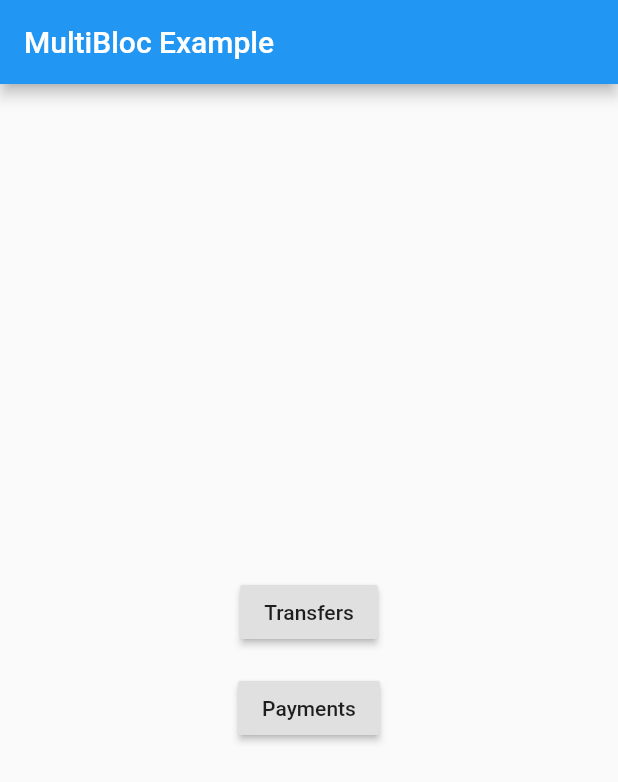
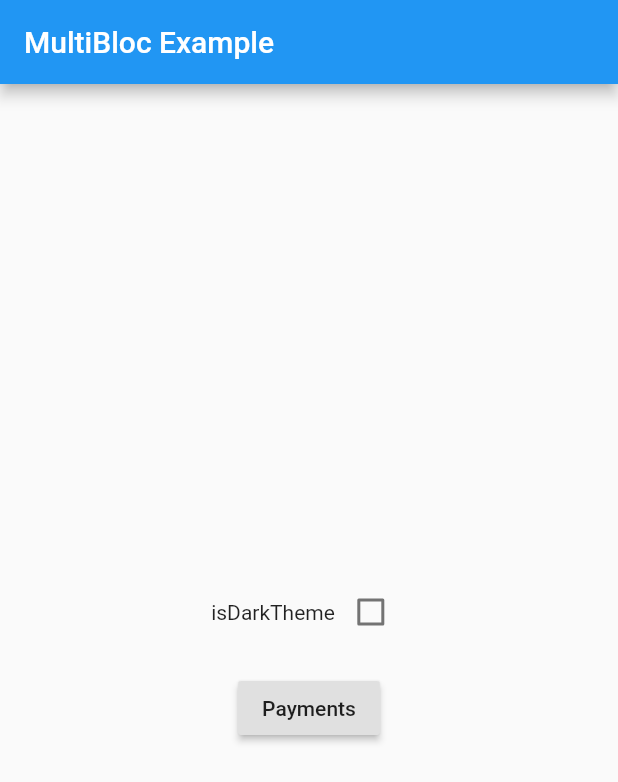
Before and after one commit to vdulnev/multi_bloc, a Flutter app: the screen it shows after launch, on a phone screen of 412 x 824 dp. Shown: the top 782 px of the screen. Run offline on Flutter 3.47's test engine with Material 2 defaults, Android fonts, the phone set to English and light mode, and no system bars; our stand-ins replace flutter_bloc, freezed_annotation; generated files the repository leaves out were written again.

Commit message:
App bloc

```diff
--- /dev/null
+++ b/lib/app/app_bloc.dart
@@ -0,0 +1,18 @@
+import 'package:flutter/material.dart';
+import 'package:flutter_bloc/flutter_bloc.dart';
+
+import 'package:multibloc/app/app_event.dart';
+import 'package:multibloc/app/app_state.dart';
+
+class AppBloc extends Bloc<AppEvent, AppState> {
+  @override
+  AppState get initialState => AppState(theme: ThemeData.light());
+
+  @override
+  Stream<AppState> mapEventToState(AppEvent event) async* {
+    yield event.when(
+        setTheme: (isDark) => state.copyWith(
+            theme: (isDark) ? ThemeData.dark() : ThemeData.light()),
+        nothing: () => state);
+  }
+}
--- /dev/null
+++ b/lib/app/app_event.dart
@@ -0,0 +1,9 @@
+import 'package:freezed_annotation/freezed_annotation.dart';
+
+part 'app_event.freezed.dart';
+
+@freezed
+abstract class AppEvent with _$AppEvent {
+  const factory AppEvent.setTheme({@required bool isDark}) = SetTheme;
+  const factory AppEvent.nothing() = doNothing;
+}
--- /dev/null
+++ b/lib/app/app_state.dart
@@ -0,0 +1,10 @@
+import 'package:flutter/foundation.dart';
+import 'package:flutter/material.dart';
+import 'package:freezed_annotation/freezed_annotation.dart';
+
+part 'app_state.freezed.dart';
+
+@freezed
+abstract class AppState with _$AppState {
+  const factory AppState({@required ThemeData theme}) = _AppState;
+}
--- a/lib/home/home_page.dart
+++ b/lib/home/home_page.dart
@@ -1,6 +1,9 @@
 import 'package:flutter/material.dart';
 import 'package:flutter/widgets.dart';
 import 'package:flutter_bloc/flutter_bloc.dart';
+import 'package:multibloc/app/app_bloc.dart';
+import 'package:multibloc/app/app_event.dart';
+import 'package:multibloc/app/app_state.dart';
 
 import 'home_bloc.dart';
 import 'home_event.dart';
@@ -11,12 +14,14 @@ class HomePage extends StatelessWidget {
 
   @override
   Widget build(BuildContext context) {
-    return BlocConsumer<HomeBloc, HomeState>(
-      listener: (context, state) {},
-      builder: (context, state) {
+    return BlocConsumer<AppBloc, AppState>(
+      listener: (context, appState) {},
+      builder: (context, appState) => BlocConsumer<HomeBloc, HomeState>(
+          listener: (context, homeState) {},
+          builder: (context, homeState) {
             return Scaffold(
                 appBar: AppBar(
-              title: Text(state.title),
+                  title: Text(homeState.title),
                 ),
                 body: Center(
                   child: Column(
@@ -24,9 +29,17 @@ class HomePage extends StatelessWidget {
                     children: <Widget>[
                       Padding(
                         padding: const EdgeInsets.all(8.0),
-                    child: RaisedButton(
-                      child: Text('Transfers',),
-                      onPressed: () => BlocProvider.of<HomeBloc>(context).add(HomeEvent.transfersPressed()),
+                        child: Row(
+                          children: [
+                            Text(
+                              'isDarkTheme'
+                            ),
+                            Checkbox(
+                              value: appState.theme.brightness == Brightness.dark,
+                              onChanged: (value) => BlocProvider.of<AppBloc>(context).add(AppEvent.setTheme(isDark: value)),
+                            ),
+                          ],
+                          mainAxisAlignment: MainAxisAlignment.center,
                         ),
                       ),
                       Padding(
@@ -41,6 +54,7 @@ class HomePage extends StatelessWidget {
                 ) // This trailing comma makes auto-formatting nicer for build methods.
             );
           }
+      ),
     );
   }
 
--- a/lib/main.dart
+++ b/lib/main.dart
@@ -1,5 +1,9 @@
 import 'package:flutter/material.dart';
+import 'package:flutter_bloc/flutter_bloc.dart';
+import 'package:multibloc/app/app_state.dart';
 import 'package:multibloc/routes.dart';
+
+import 'app/app_bloc.dart';
 
 void main() {
   runApp(MyApp());
@@ -9,13 +13,15 @@ class MyApp extends StatelessWidget {
   // This widget is the root of your application.
   @override
   Widget build(BuildContext context) {
-    return MaterialApp(
-      title: 'Multi Bloc Demo',
-      theme: ThemeData(
-        primarySwatch: Colors.blue,
-        visualDensity: VisualDensity.adaptivePlatformDensity,
+    return BlocProvider<AppBloc>(
+      create: (context) => AppBloc(),
+      child: BlocBuilder<AppBloc, AppState>(
+        builder: (context, state) => MaterialApp(
+          title: 'Multi Bloc Demo',
+          theme: state.theme,
+          home: page(AppRoute.HOME)(),
+        ),
       ),
-      home: page(AppRoute.HOME)(),
     );
   }
 }
```
Also changed, not shown: lib/app/app_event.freezed.dart (added), lib/app/app_state.freezed.dart (added). Lines whose indentation alone changed are shown as unchanged.
